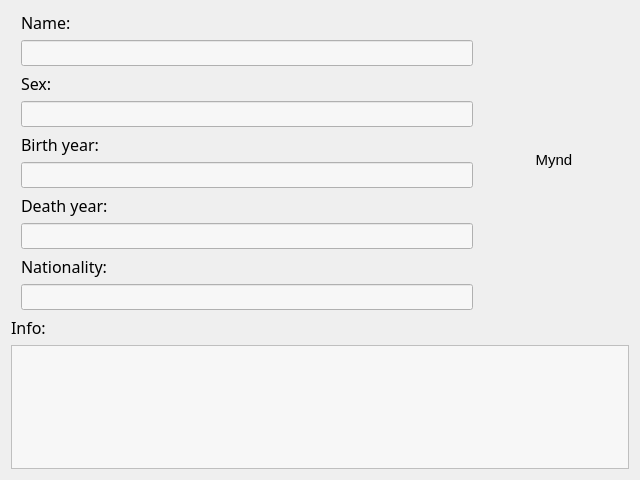
Qt form infopage.ui (Fanarito/VLN1) before a commit.
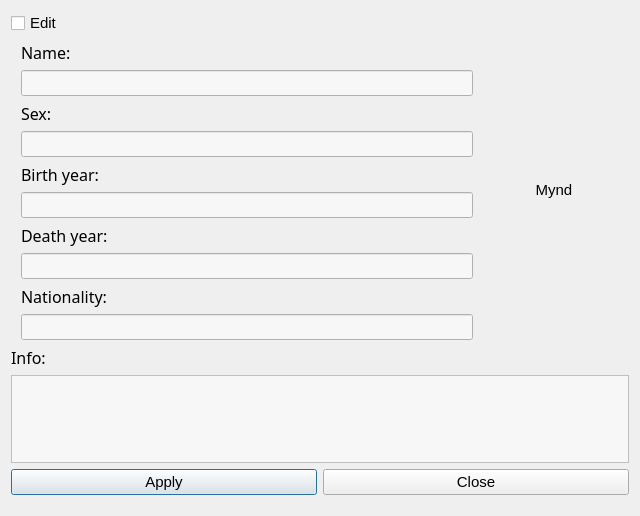
The same form after that commit. Icons and pictures are not drawn.

Commit message: Here you go

Diff of the .ui file:
```diff
--- a/infopage.ui
+++ b/infopage.ui
@@ -7,7 +7,7 @@
     <x>0</x>
     <y>0</y>
     <width>640</width>
-    <height>480</height>
+    <height>516</height>
    </rect>
   </property>
   <property name="font">
@@ -30,6 +30,13 @@
      <property name="bottomMargin">
       <number>0</number>
      </property>
+     <item>
+      <widget class="QCheckBox" name="editPersonCheckbox">
+       <property name="text">
+        <string>Edit</string>
+       </property>
+      </widget>
+     </item>
      <item>
       <layout class="QHBoxLayout" name="horizontalLayout_2">
        <property name="bottomMargin">
@@ -222,6 +229,27 @@
        </property>
       </widget>
      </item>
+     <item>
+      <layout class="QHBoxLayout" name="horizontalLayout_3">
+       <property name="bottomMargin">
+        <number>10</number>
+       </property>
+       <item>
+        <widget class="QPushButton" name="closePersonButton">
+         <property name="text">
+          <string>Apply</string>
+         </property>
+        </widget>
+       </item>
+       <item>
+        <widget class="QPushButton" name="applyPersonButton">
+         <property name="text">
+          <string>Close</string>
+         </property>
+        </widget>
+       </item>
+      </layout>
+     </item>
     </layout>
    </item>
   </layout>
```
